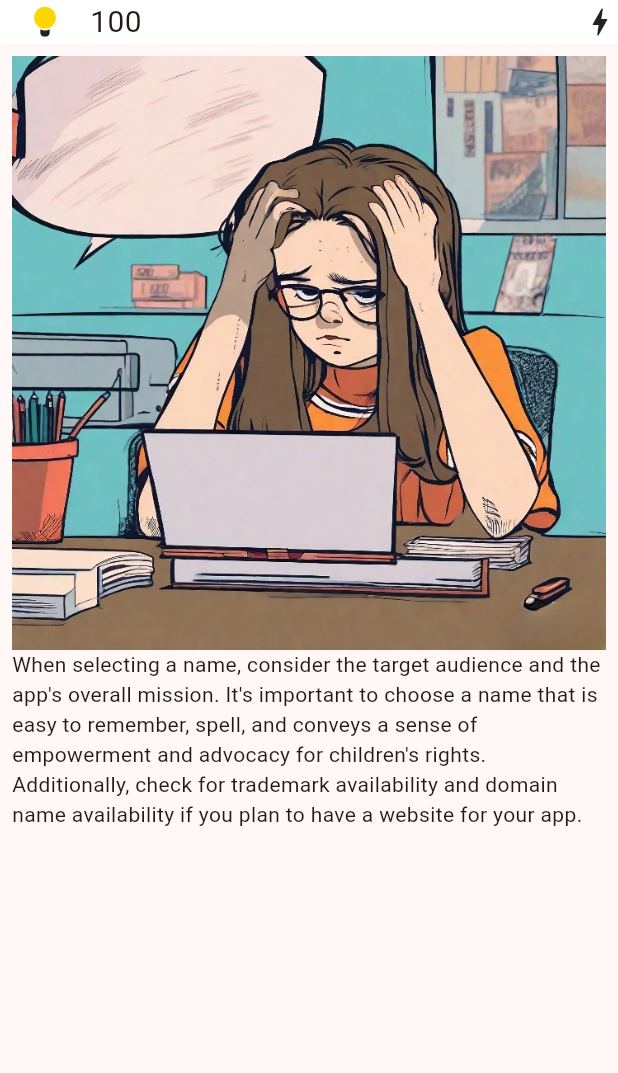
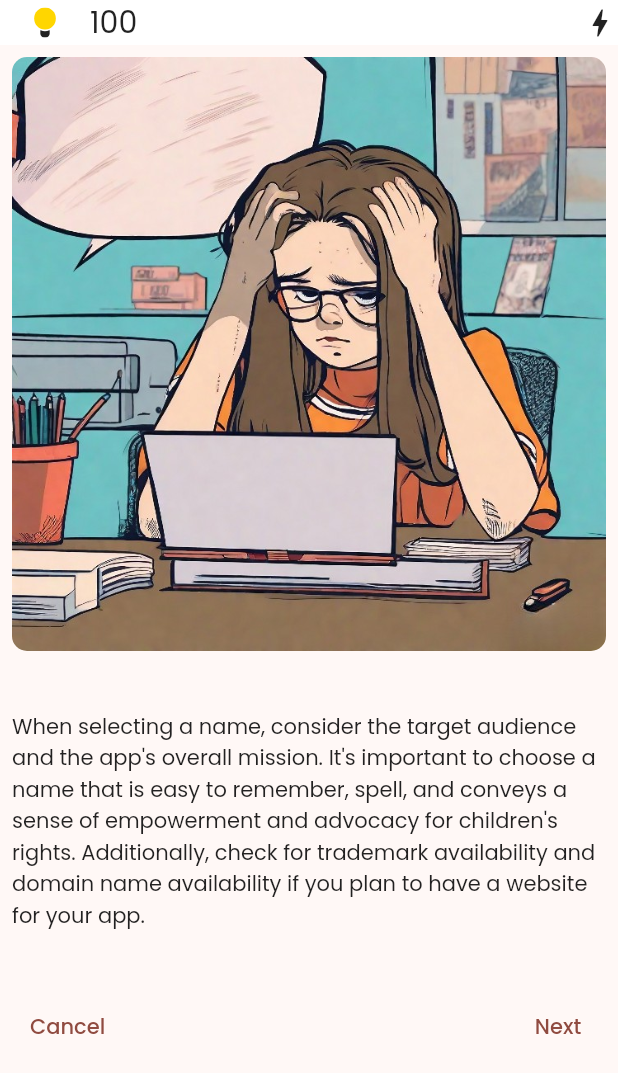
Before and after one commit to techtitansmbcet2023/RightsQuest, a Flutter app: the QuizPage screen opened directly, on a phone screen of 412 x 824 dp. Shown: the top 1073 px of the screen. Run offline on Flutter 3.47's test engine with Material 2 defaults, Android fonts, the light colour scheme and no system bars; our stand-ins replace firebase_core, flutter_svg, google_fonts; accounts and stored records are empty.

Commit message:
Added borders

```diff
--- a/lib/views/app.dart
+++ b/lib/views/app.dart
@@ -4,6 +4,7 @@ import 'package:rights_quest/views/chapters_tab.dart';
 import 'package:rights_quest/views/home.dart';
 import 'package:rights_quest/views/user_tab.dart';
 import 'package:rights_quest/widgets/top_app_bar.dart';
+import 'package:google_fonts/google_fonts.dart';
 
 class App extends StatelessWidget {
   const App({super.key});
@@ -12,7 +13,7 @@ class App extends StatelessWidget {
   Widget build(BuildContext context) {
     return MaterialApp(
       theme: ThemeData(
-
+        textTheme: GoogleFonts.poppinsTextTheme(Theme.of(context).textTheme),
         colorScheme: ColorScheme.fromSeed(seedColor: Color(0xFFF40000)),
         primaryColor: Color(0xFFFFFFFF),
         useMaterial3: true,
--- a/lib/views/chapters_tab.dart
+++ b/lib/views/chapters_tab.dart
@@ -28,6 +28,7 @@ class ChaptersTab extends StatelessWidget {
                 Container(
                   width: double.infinity,
                   height: 170,
+
                 ),
               ),
             );
--- a/lib/views/quiz_intro.dart
+++ b/lib/views/quiz_intro.dart
@@ -12,10 +12,27 @@ class QuizPage extends StatelessWidget {
         padding: const EdgeInsets.all(8.0),
         child: ListView(
           children: [
-            Image(image: AssetImage('lib/assets/images/sketch_3_clipdrop-cleanup.jpeg')),
+            ClipRRect(
+              borderRadius: BorderRadius.circular(10),
+              child: Image(image: AssetImage('lib/assets/images/sketch_3_clipdrop-cleanup.jpeg')),
+            ),
+
+            SizedBox(height: 40,),
 
             Text("When selecting a name, consider the target audience and the app's overall mission. It's important to choose a name that is easy to remember, spell, and conveys a sense of empowerment and advocacy for children's rights. Additionally, check for trademark availability and domain name availability if you plan to have a website for your app.",softWrap: true,),
+
+            SizedBox(height: 40,),
+
+            Row(
+              mainAxisAlignment: MainAxisAlignment.spaceBetween,
+              children: [
+                TextButton(child: Text("Cancel"), onPressed: (){Navigator.pop(context);}),
+
+                TextButton(child: Text("Next"), onPressed: (){}),
+              ],
+            ),
           ],
+
         ),
       ),
     );
--- a/lib/widgets/badges.dart
+++ b/lib/widgets/badges.dart
@@ -11,8 +11,9 @@ class Badges extends StatelessWidget {
       child: Container(
         width: double.infinity,
         height: 200,
-        decoration: BoxDecoration(color: Colors.lime,borderRadius: BorderRadius.circular(10)),
+        decoration: BoxDecoration(color: Colors.lime,borderRadius: BorderRadius.circular(10),border: Border.all(color: Colors.black,width: 2),
       ),
+    ),
     );
   }
 }
--- a/lib/widgets/current_chapter_card.dart
+++ b/lib/widgets/current_chapter_card.dart
@@ -8,7 +8,7 @@ class CurrentChapterCard extends StatelessWidget {
     return Container(
       height: 450,
       width: double.infinity,
-      decoration: BoxDecoration(color: Color(0xFF009099),borderRadius: BorderRadius.circular(15)),
+      decoration: BoxDecoration(color: Color(0xFF009099),borderRadius: BorderRadius.circular(15),border: Border.all(color: Colors.black,width: 2)),
     );
   }
 }
--- a/lib/widgets/progress_track_card.dart
+++ b/lib/widgets/progress_track_card.dart
@@ -8,7 +8,8 @@ class ProgressTrackCard extends StatelessWidget {
     return Container(
       height: 150,
       width: double.infinity,
-      decoration: BoxDecoration(color: Colors.red,borderRadius: BorderRadius.circular(15)),
+      decoration: BoxDecoration(color: Colors.red,borderRadius: BorderRadius.circular(15),border: Border.all(color: Colors.black,width: 2)
+      ),
     );
   }
 }
--- a/lib/widgets/settings.dart
+++ b/lib/widgets/settings.dart
@@ -15,7 +15,7 @@ class _SettingsState extends State<Settings> {
   Widget build(BuildContext context) {
     return Container(
       width: double.infinity,
-      decoration: BoxDecoration(color: Colors.green,borderRadius: BorderRadius.circular(20)),
+      decoration: BoxDecoration(color: Colors.green,borderRadius: BorderRadius.circular(20),border: Border.all(color: Colors.black,width: 2)),
 
       child: Container(
         child: Padding(
--- a/pubspec.yaml
+++ b/pubspec.yaml
@@ -38,6 +38,7 @@ dependencies:
   cupertino_icons: ^1.0.2
   firebase_core: ^2.16.0
   firebase_database: ^10.2.6
+  google_fonts: ^6.1.0
 
 dev_dependencies:
   flutter_test:
```
Also changed, not shown: lib/views/user_tab.dart (+7 -1 lines), pubspec.lock, 1 other file.
